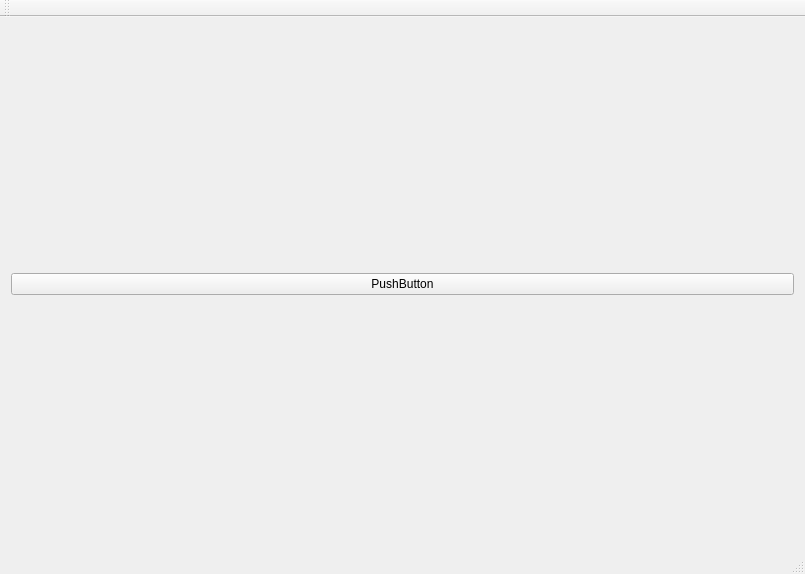
Before: the Qt Designer form mainwindow.ui in ivanmaslyuk/ToneMix, drawn with Qt 5.
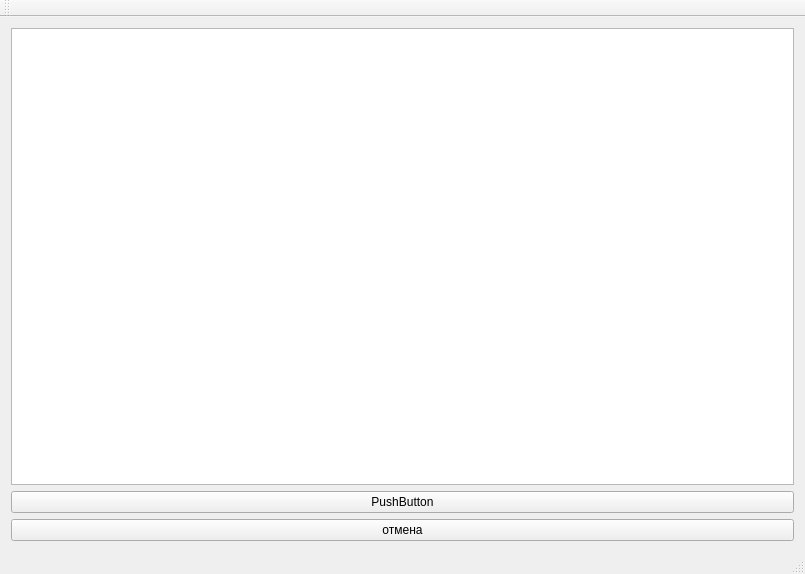
After: the same form once the commit is applied.

What changed in the file:
```diff
--- a/mainwindow.ui
+++ b/mainwindow.ui
@@ -16,7 +16,7 @@
   <widget class="QWidget" name="centralWidget">
    <layout class="QVBoxLayout" name="verticalLayout">
     <item>
-     <layout class="QHBoxLayout" name="horizontalLayout"/>
+     <widget class="QListView" name="listView"/>
     </item>
     <item>
      <widget class="QPushButton" name="pushButton">
@@ -25,6 +25,13 @@
       </property>
      </widget>
     </item>
+    <item>
+     <widget class="QPushButton" name="pushButton_2">
+      <property name="text">
+       <string>отмена</string>
+      </property>
+     </widget>
+    </item>
    </layout>
   </widget>
   <widget class="QMenuBar" name="menuBar">
```
